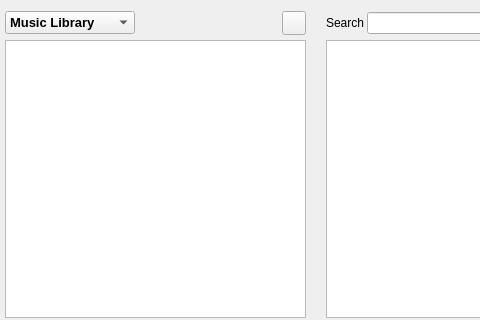
This is trunk/GUI/library/GUI_Library_windowed.ui in shahid334/sayonara-player as Qt 5 draws it before an edit; both pictures show x 0 to 480 and y 0 to 320 of the 632 by 611 pixel window. The edited form follows.
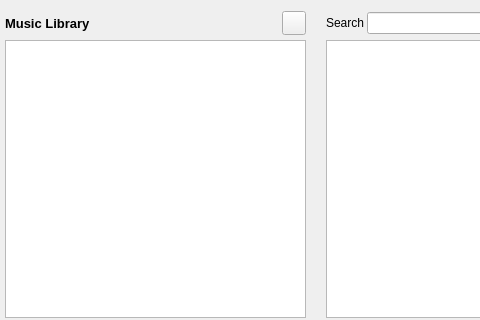
This is the edited form. Custom widgets are drawn as their Qt base class.

Patch:
```diff
--- a/trunk/GUI/library/GUI_Library_windowed.ui
+++ b/trunk/GUI/library/GUI_Library_windowed.ui
@@ -218,18 +218,12 @@
    <item row="1" column="0" colspan="2">
     <layout class="QHBoxLayout" name="horizontalLayout_2">
      <item>
-      <widget class="QComboBox" name="combo_switcher">
-       <property name="minimumSize">
-        <size>
-         <width>130</width>
-         <height>0</height>
-        </size>
-       </property>
-       <property name="maximumSize">
-        <size>
-         <width>130</width>
-         <height>16777215</height>
-        </size>
+      <widget class="QLabel" name="lab_music_library">
+       <property name="sizePolicy">
+        <sizepolicy hsizetype="Maximum" vsizetype="Preferred">
+         <horstretch>0</horstretch>
+         <verstretch>0</verstretch>
+        </sizepolicy>
        </property>
        <property name="font">
         <font>
@@ -238,11 +232,9 @@
          <bold>true</bold>
         </font>
        </property>
-       <item>
-        <property name="text">
-         <string>Music Library</string>
-        </property>
-       </item>
+       <property name="text">
+        <string>Music Library  </string>
+       </property>
       </widget>
      </item>
      <item>
```
Left out of the diff: 9 changed lines with no effect on the pictures.
